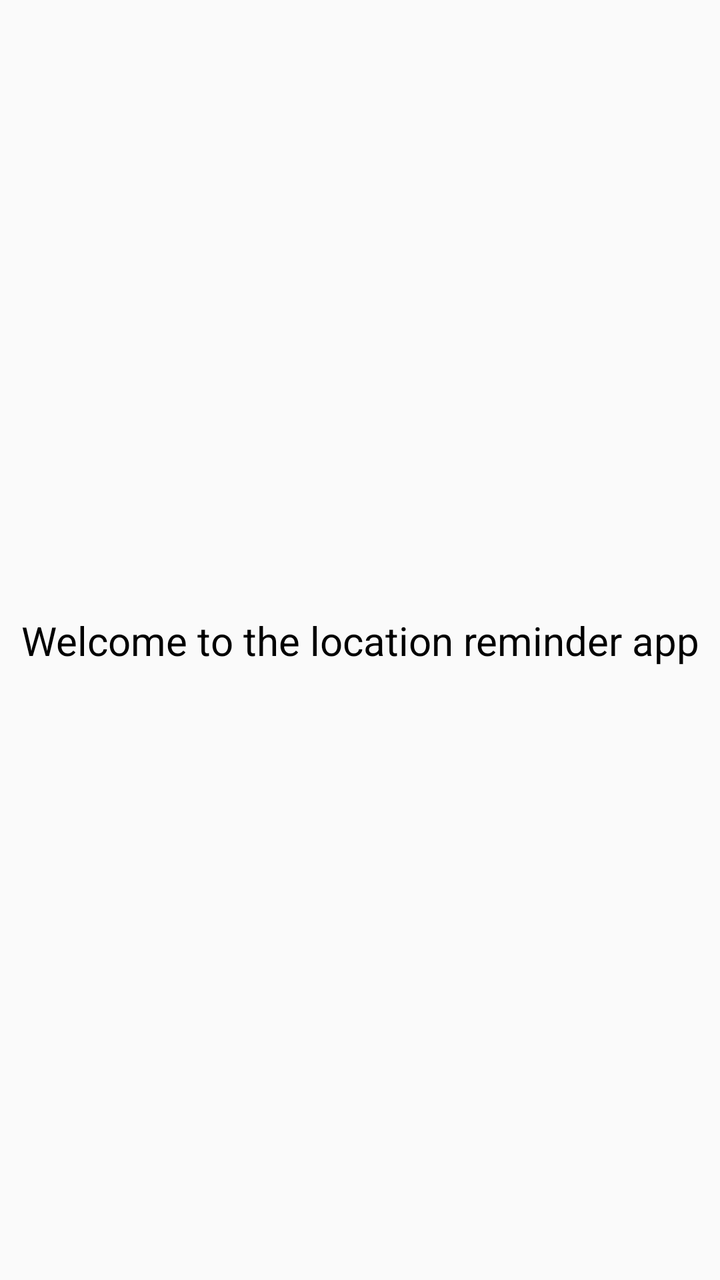
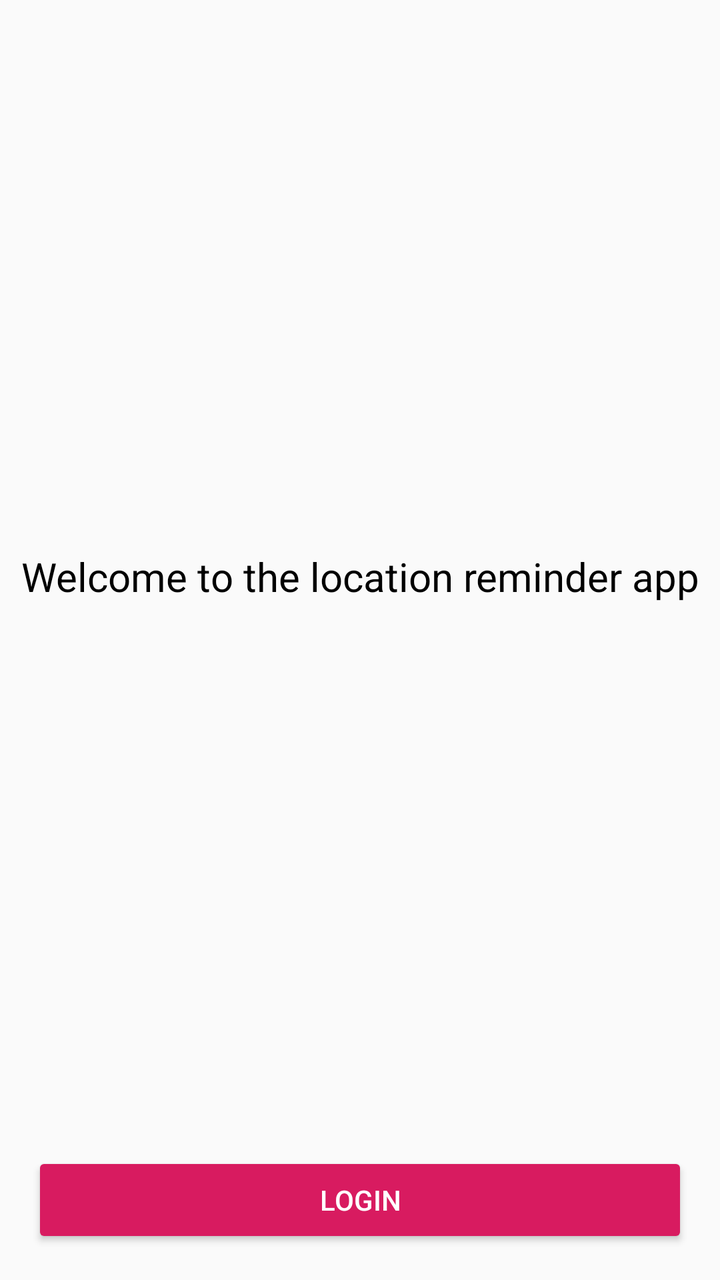

The first picture is an Android layout as it rendered before a commit; the second is the same layout after the commit. The layout source and the unified diff follow.
<!-- AndroidManifest.xml: application theme AppTheme -->
<!-- res/layout/activity_authentication.xml -->
<?xml version="1.0" encoding="utf-8"?>
<androidx.constraintlayout.widget.ConstraintLayout xmlns:android="http://schemas.android.com/apk/res/android"
    xmlns:app="http://schemas.android.com/apk/res-auto"
    xmlns:tools="http://schemas.android.com/tools"
    android:layout_width="match_parent"
    android:layout_height="match_parent"
    tools:context=".authentication.AuthenticationActivity">

    <TextView
        android:layout_width="wrap_content"
        android:layout_height="wrap_content"
        android:text="@string/welcome_to_the_location_reminder_app"
        android:textColor="@color/black"
        android:textSize="@dimen/text_size_large"
        app:layout_constraintBottom_toBottomOf="parent"
        app:layout_constraintEnd_toEndOf="parent"
        app:layout_constraintStart_toStartOf="parent"
        app:layout_constraintTop_toTopOf="parent" />
</androidx.constraintlayout.widget.ConstraintLayout>
<!-- resources referenced by this layout -->
<resources>
  <color name="black">#000000</color>
  <dimen name="text_size_large">20sp</dimen>
  <string name="welcome_to_the_location_reminder_app">Welcome to the location reminder app</string>
  <style name="AppTheme" parent="Theme.AppCompat.Light.DarkActionBar">
          
          <item name="colorPrimary">@color/colorPrimary</item>
          <item name="colorPrimaryDark">@color/colorPrimaryDark</item>
          <item name="colorAccent">@color/colorAccent</item>
      </style>
  <color name="colorPrimary">#008577</color>
  <color name="colorPrimaryDark">#00574B</color>
  <color name="colorAccent">#D81B60</color>
</resources>

<!-- the commit's change to res/layout/activity_authentication.xml (unified diff, before → after) -->
@@ -1,19 +1,39 @@
 <?xml version="1.0" encoding="utf-8"?>
-<androidx.constraintlayout.widget.ConstraintLayout xmlns:android="http://schemas.android.com/apk/res/android"
+<layout xmlns:android="http://schemas.android.com/apk/res/android"
     xmlns:app="http://schemas.android.com/apk/res-auto"
-    xmlns:tools="http://schemas.android.com/tools"
-    android:layout_width="match_parent"
-    android:layout_height="match_parent"
-    tools:context=".authentication.AuthenticationActivity">
+    xmlns:tools="http://schemas.android.com/tools">
 
-    <TextView
-        android:layout_width="wrap_content"
-        android:layout_height="wrap_content"
-        android:text="@string/welcome_to_the_location_reminder_app"
-        android:textColor="@color/black"
-        android:textSize="@dimen/text_size_large"
-        app:layout_constraintBottom_toBottomOf="parent"
-        app:layout_constraintEnd_toEndOf="parent"
-        app:layout_constraintStart_toStartOf="parent"
-        app:layout_constraintTop_toTopOf="parent" />
-</androidx.constraintlayout.widget.ConstraintLayout>
+    <androidx.constraintlayout.widget.ConstraintLayout
+        android:layout_width="match_parent"
+        android:layout_height="match_parent"
+        tools:context=".authentication.AuthenticationActivity">
+
+        <TextView
+            android:id="@+id/tv_auth_title"
+            android:layout_width="wrap_content"
+            android:layout_height="wrap_content"
+            android:text="@string/welcome_to_the_location_reminder_app"
+            android:textColor="@color/black"
+            android:textSize="@dimen/text_size_large"
+            app:layout_constraintBottom_toTopOf="@+id/auth_button"
+            app:layout_constraintEnd_toEndOf="parent"
+            app:layout_constraintStart_toStartOf="parent"
+            app:layout_constraintTop_toTopOf="parent"
+            app:layout_constraintVertical_chainStyle="packed" />
+
+        <Button
+            android:id="@+id/auth_button"
+            android:layout_width="match_parent"
+            android:layout_height="wrap_content"
+            android:layout_marginTop="@dimen/margin_normal"
+            android:layout_marginBottom="@dimen/margin_normal"
+            android:layout_marginHorizontal="@dimen/margin_normal"
+            android:backgroundTint="@color/colorAccent"
+            android:text="@string/login"
+            android:textColor="@color/white"
+            app:layout_constraintBottom_toBottomOf="parent"
+            app:layout_constraintEnd_toEndOf="parent"
+            app:layout_constraintHorizontal_bias="0.498"
+            app:layout_constraintStart_toStartOf="parent" />
+    </androidx.constraintlayout.widget.ConstraintLayout>
+</layout>
<!-- resource entries referenced after the edit -->
@@ -1,7 +1,11 @@
 <!-- resources referenced by this layout -->
 <resources>
   <color name="black">#000000</color>
+  <color name="colorAccent">#D81B60</color>
+  <color name="white">#ffffff</color>
+  <dimen name="margin_normal">16dp</dimen>
   <dimen name="text_size_large">20sp</dimen>
+  <string name="login">Login</string>
   <string name="welcome_to_the_location_reminder_app">Welcome to the location reminder app</string>
   <style name="AppTheme" parent="Theme.AppCompat.Light.DarkActionBar">
           
@@ -11,6 +15,5 @@
       </style>
   <color name="colorPrimary">#008577</color>
   <color name="colorPrimaryDark">#00574B</color>
-  <color name="colorAccent">#D81B60</color>
 </resources>
 
